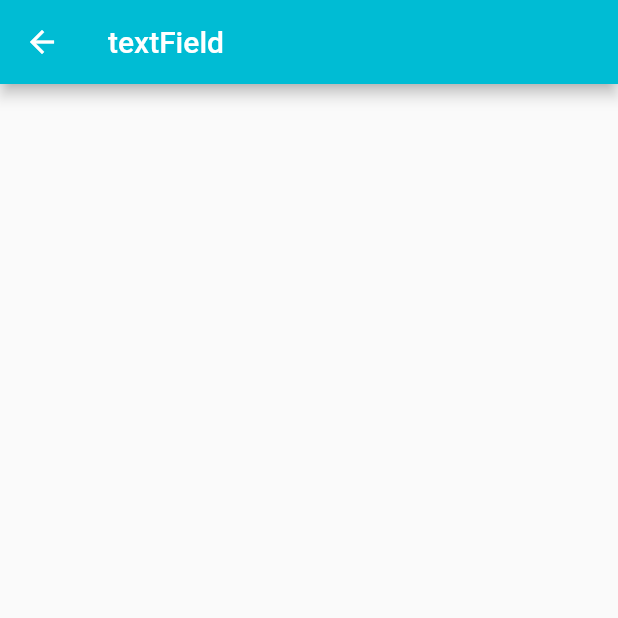
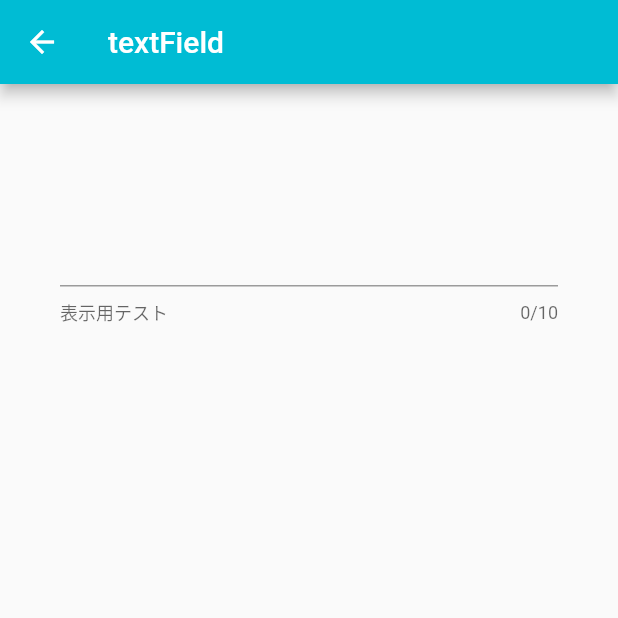
Before and after one commit to Yuta-KTD/liver, a Flutter app: the TextFieldScreen screen opened by its route, on a phone screen of 412 x 824 dp, the top half of it. Run offline on Flutter 3.47's test engine with Material 2 defaults, Android fonts, the phone set to English and light mode, and no system bars; our stand-ins replace flutter_riverpod.

Commit message:
雛形作成

```diff
--- a/lib/pages/text_field_screen.dart
+++ b/lib/pages/text_field_screen.dart
@@ -1,4 +1,5 @@
 import 'package:flutter/material.dart';
+import 'package:flutter/services.dart';
 
 class TextFieldScreen extends StatelessWidget {
   const TextFieldScreen({Key? key}) : super(key: key);
@@ -10,6 +11,51 @@ class TextFieldScreen extends StatelessWidget {
         title: const Text('textField'),
         backgroundColor: Colors.cyan,
       ),
+      body: const Center(
+        child: TextFieldForm(),
+      ),
     );
   }
 }
+
+class TextFieldForm extends StatefulWidget {
+  const TextFieldForm({Key? key}) : super(key: key);
+
+  @override
+  State<TextFieldForm> createState() => _TextFieldFormState();
+}
+
+class _TextFieldFormState extends State<TextFieldForm> {
+  String _inputText = '';
+
+  @override
+  Widget build(BuildContext context) {
+    return Container(
+      padding: const EdgeInsets.all(40.0),
+      child: Column(
+        children: <Widget>[
+          Text(
+            _inputText,
+            style: const TextStyle(
+              color: Colors.black87,
+              fontSize: 40.0,
+              fontWeight: FontWeight.bold,
+            ),
+          ),
+          TextField(
+            maxLength: 10,
+            maxLengthEnforcement: MaxLengthEnforcement.none,
+            onChanged: _handleText,
+            decoration: const InputDecoration(helperText: '表示用テスト'),
+          ),
+        ],
+      ),
+    );
+  }
+
+  _handleText(String? e) {
+    setState(() {
+      _inputText = e ?? '';
+    });
+  }
+}
```
